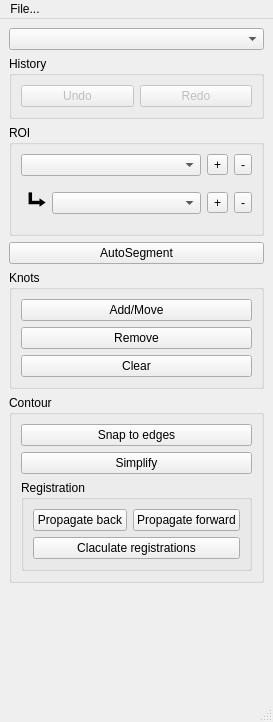
This is ui/toolbox.ui in dafne-imaging/dafne as Qt 5 draws it before an edit. The edited form follows.
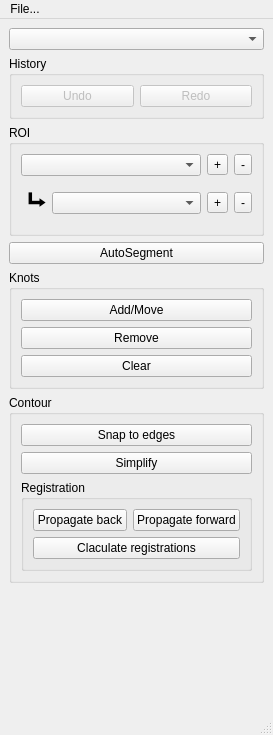
This is the edited form.

Diff of the .ui file:
```diff
--- a/ui/toolbox.ui
+++ b/ui/toolbox.ui
@@ -6,8 +6,8 @@
    <rect>
     <x>0</x>
     <y>0</y>
-    <width>271</width>
-    <height>722</height>
+    <width>267</width>
+    <height>735</height>
    </rect>
   </property>
   <property name="windowTitle">
```
Left out of the diff: 43 changed lines with no effect on the pictures.
